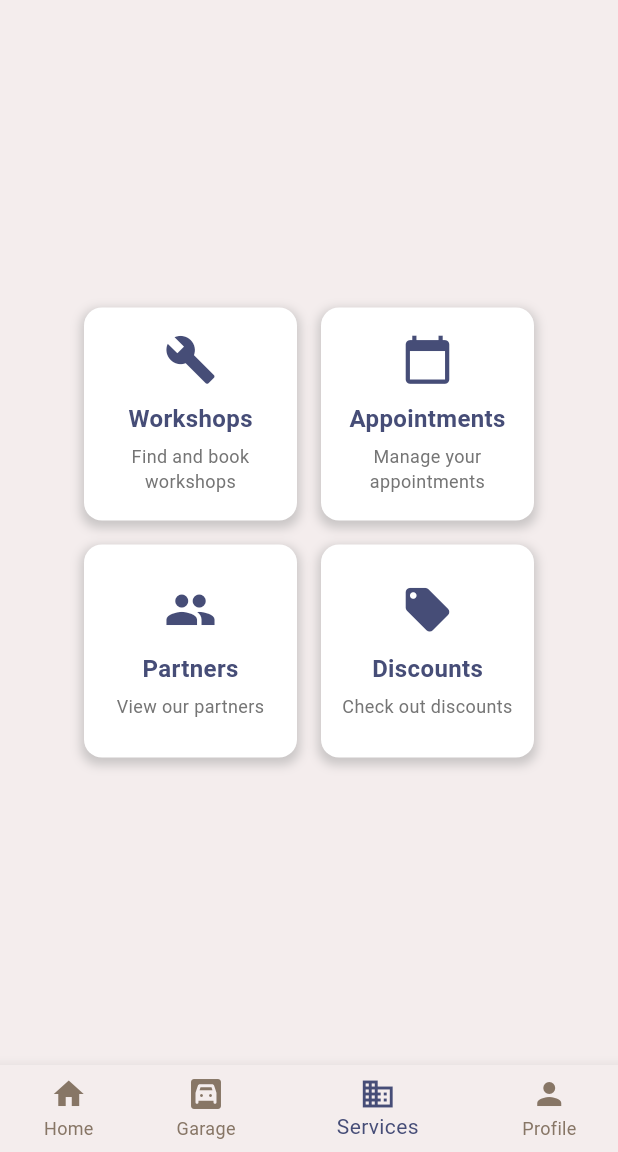
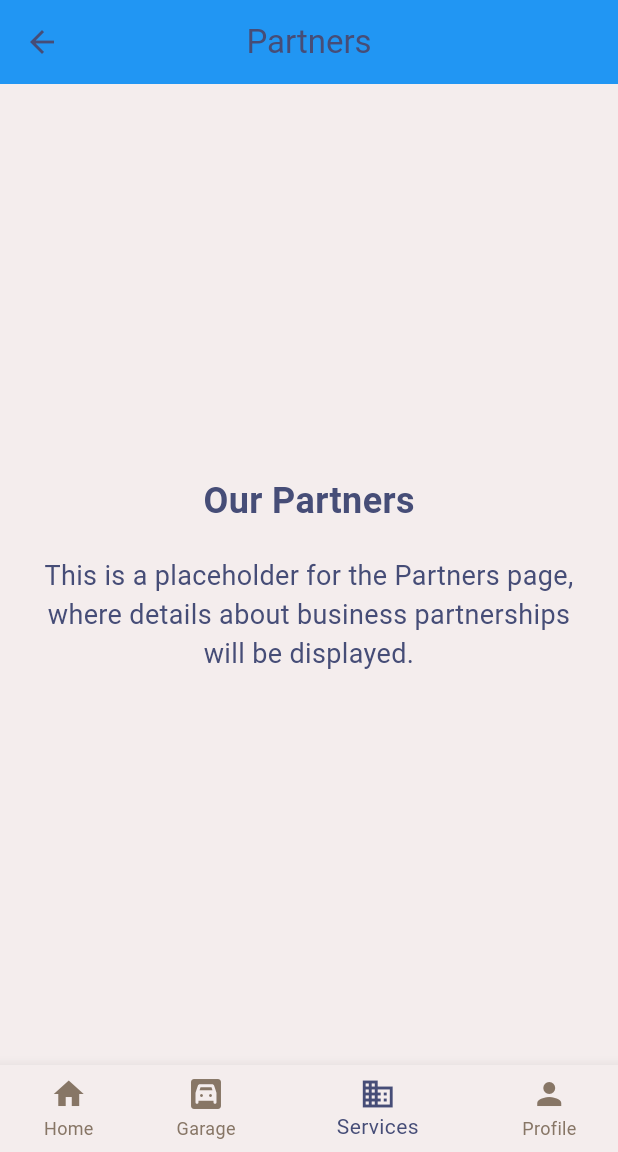
Before and after one commit to mcioc21/automate, a Flutter app: the screen it shows once a user with an empty profile is signed in, item 3 of the bottom bar chosen, after a tap on "Partners", on a phone screen of 412 x 824 dp, the part 84-1236 px from its top. Run offline on Flutter 3.47's test engine with Material 3 defaults, Android fonts, the phone set to English and light mode, and no system bars; our stand-ins replace carousel_slider, cloud_firestore, firebase_auth, firebase_core, google_maps_flutter, shared_preferences; missing offline and left inert: google_maps_flutter_android, google_maps_flutter_platform_interface; accounts and stored records are empty.

Commit message:
Added functionality to the home page buttons from the Services section. Added placeholders for Partners and Discounts pages. Cleaned two warnings from map.dart and app_theme.dart.

```diff
--- a/lib/app_theme.dart
+++ b/lib/app_theme.dart
@@ -78,7 +78,7 @@ class SlidePageTransitionsBuilder extends PageTransitionsBuilder {
     Animation<double> secondaryAnimation,
     Widget child,
   ) {
-    var begin = Offset(1.0, 0.0); // Slide from right
+    var begin = const Offset(1.0, 0.0); // Slide from right
     var end = Offset.zero;
     var curve = Curves.ease;
 
--- a/lib/home.dart
+++ b/lib/home.dart
@@ -13,11 +13,12 @@ class HomeScreen extends StatefulWidget {
   const HomeScreen({super.key, this.currentPageIndex = 0});
 
   @override
-  _MyHomeScreenState createState() => _MyHomeScreenState();
+  _HomeScreenState createState() => _HomeScreenState();
 }
 
-class _MyHomeScreenState extends State<HomeScreen> {
+class _HomeScreenState extends State<HomeScreen> {
   late int _selectedIndex;
+  late List<GlobalKey<NavigatorState>> _navigatorKeys;
 
   final List<String> _titles = ['Home', 'Garage', 'Services', 'Profile'];
 
@@ -25,36 +26,85 @@ class _MyHomeScreenState extends State<HomeScreen> {
   void initState() {
     super.initState();
     _selectedIndex = widget.currentPageIndex;
+    _navigatorKeys = [
+      GlobalKey<NavigatorState>(),
+      GlobalKey<NavigatorState>(),
+      GlobalKey<NavigatorState>(),
+      GlobalKey<NavigatorState>(),
+    ];
   }
 
   void _onItemTapped(int index) {
+    if (index == _selectedIndex) {
+      // Pop to first route if user taps the active tab again
+      _navigatorKeys[index].currentState?.popUntil((route) => route.isFirst);
+    } else {
+      setState(() {
+        _selectedIndex = index;
+      });
+    }
+  }
+
+  void navigateToServicesAndPushPage(String pageRoute) {
+  if (_selectedIndex != 2) {
     setState(() {
-      _selectedIndex = index;
+      _selectedIndex = 2; // Switch to Services tab
     });
   }
+    // Push the desired route to the services navigator
+    _navigatorKeys.elementAt(2).currentState?.pushNamedAndRemoveUntil(pageRoute, (route) => route.isFirst);
+}
+
+  Widget _buildOffstageNavigator(int index) {
+    return Offstage(
+      offstage: _selectedIndex != index,
+      child: Navigator(
+        onGenerateRoute: (settings) {
+          // Access user data without listening to changes
+          final user = Provider.of<UserProvider>(context, listen: false).user;
+
+          if (index == 0) {
+            return MaterialPageRoute(
+              builder: (context) => HomePage(
+                user: user,
+                onNavigateToServices: navigateToServicesAndPushPage,
+              )
+            );
+          }
+          if (index == 1) {
+            return MaterialPageRoute(
+              builder: (context) => GaragePage(user: user)
+            );
+          }
+          if (index == 2) {
+            return MaterialPageRoute(
+              builder: (context) => ServicesPage(user: user, navigatorKey: _navigatorKeys.elementAt(2))
+            );
+          }
+          if (index == 3) {
+            return MaterialPageRoute(
+              builder: (context) => ProfilePage(user: user)
+            );
+          }
+          return MaterialPageRoute(builder: (_) => Container()); // Default case if needed
+        },
+      ),
+    );
+  }
+
 
   @override
   Widget build(BuildContext context) {
-    final user = context.watch<UserProvider>().user; // Access the user from UserProvider
-
-    final List<Widget> pages = [
-      HomePage(user: user),  // Pass the user to HomePage
-      GaragePage(user: user),  // Pass the user to GaragePage
-      ServicesPage(user: user),  // Pass the user to ServicesPage
-      ProfilePage(user: user),  // Pass the user to ProfilePage
-    ];
-
     return Scaffold(
       appBar: AppBar(
         title: Container(
-          padding: const EdgeInsets.only(left: 20.0, top: 30.0, bottom: 10),  // Adjust this value to move the title further right
-          child: Text(_titles[_selectedIndex], style: const TextStyle(fontSize: 33, fontWeight: FontWeight.bold), overflow: TextOverflow.visible,),
+          padding: const EdgeInsets.only(left: 20.0, top: 30.0, bottom: 10),
+          child: Text(_titles[_selectedIndex], style: const TextStyle(fontSize: 33, fontWeight: FontWeight.bold), overflow: TextOverflow.visible),
         ),
         automaticallyImplyLeading: false,  // Remove the back button
       ),
-      body: IndexedStack(
-        index: _selectedIndex,
-        children: pages,
+      body: Stack(
+        children: List.generate(4, (index) => _buildOffstageNavigator(index)),
       ),
       bottomNavigationBar: BottomNavigationBar(
         items: const <BottomNavigationBarItem>[
--- /dev/null
+++ b/lib/homeOptions/choose_discount.dart
@@ -0,0 +1,36 @@
+import 'package:flutter/material.dart';
+
+class DiscountsPage extends StatelessWidget {
+  const DiscountsPage({super.key});
+
+  @override
+  Widget build(BuildContext context) {
+    return Scaffold(
+      appBar: AppBar(
+        title: const Text("Discounts"),
+        backgroundColor: Colors.green,
+        centerTitle: true,
+      ),
+      body: const Center(
+        child: Padding(
+          padding: EdgeInsets.all(16.0),
+          child: Column(
+            mainAxisAlignment: MainAxisAlignment.center,
+            children: [
+              Text(
+                "Available Discounts",
+                style: TextStyle(fontSize: 24, fontWeight: FontWeight.bold),
+              ),
+              SizedBox(height: 20),
+              Text(
+                "Check out all the latest discounts and special offers available at our partner locations and services.",
+                textAlign: TextAlign.center,
+                style: TextStyle(fontSize: 18),
+              ),
+            ],
+          ),
+        ),
+      ),
+    );
+  }
+}
--- /dev/null
+++ b/lib/homeOptions/choose_partner.dart
@@ -0,0 +1,36 @@
+import 'package:flutter/material.dart';
+
+class PartnersPage extends StatelessWidget {
+  const PartnersPage({super.key});
+
+  @override
+  Widget build(BuildContext context) {
+    return Scaffold(
+      appBar: AppBar(
+        title: const Text("Partners"),
+        backgroundColor: Colors.blue,
+        centerTitle: true,
+      ),
+      body: const Center(
+        child: Padding(
+          padding: EdgeInsets.all(16.0),
+          child: Column(
+            mainAxisAlignment: MainAxisAlignment.center,
+            children: [
+              Text(
+                "Our Partners",
+                style: TextStyle(fontSize: 24, fontWeight: FontWeight.bold),
+              ),
+              SizedBox(height: 20),
+              Text(
+                "This is a placeholder for the Partners page, where details about business partnerships will be displayed.",
+                textAlign: TextAlign.center,
+                style: TextStyle(fontSize: 18),
+              ),
+            ],
+          ),
+        ),
+      ),
+    );
+  }
+}
--- a/lib/homeOptions/home_page.dart
+++ b/lib/homeOptions/home_page.dart
@@ -10,8 +10,9 @@ import 'package:shared_preferences/shared_preferences.dart';
 
 class HomePage extends StatefulWidget {
   final User? user;
+  final void Function(String) onNavigateToServices;
 
-  const HomePage({super.key, this.user});
+  const HomePage({super.key, this.user, required this.onNavigateToServices});
 
   @override
   _HomePageState createState() => _HomePageState();
@@ -118,11 +119,11 @@ class _HomePageState extends State<HomePage> {
             style: TextStyle(fontSize: 25, color: AppColors.blue),),
             ),
           ),
-            homePageServicesButton(context, 'Workshops', Icons.build),
+            homePageServicesButton(context, 'Workshops', Icons.build, widget.onNavigateToServices),
             const SizedBox(height: 5),
-            homePageServicesButton(context, 'Partners', Icons.group),
+            homePageServicesButton(context, 'Partners', Icons.group, widget.onNavigateToServices),
             const SizedBox(height: 5),
-            homePageServicesButton(context, 'Discounts', Icons.local_offer),
+            homePageServicesButton(context, 'Discounts', Icons.local_offer, widget.onNavigateToServices),
           ],
         ),
       ),
--- a/lib/homeOptions/map.dart
+++ b/lib/homeOptions/map.dart
@@ -1,7 +1,6 @@
 import 'package:automate/homeOptions/classes/workshop.dart';
 import 'package:flutter/material.dart';
 import 'package:google_maps_flutter/google_maps_flutter.dart';
-import 'package:google_maps_flutter_platform_interface/google_maps_flutter_platform_interface.dart';
 
 class MapPage extends StatefulWidget {
   final String category;
--- a/lib/homeOptions/services_page.dart
+++ b/lib/homeOptions/services_page.dart
@@ -1,3 +1,5 @@
+import 'package:automate/homeOptions/choose_discount.dart';
+import 'package:automate/homeOptions/choose_partner.dart';
 import 'package:flutter/material.dart';
 import 'package:firebase_auth/firebase_auth.dart';
 import 'package:automate/app_theme.dart';
@@ -6,23 +8,32 @@ import 'package:automate/login_or_register.dart';
 
 class ServicesPage extends StatelessWidget {
   final User? user;
+  final GlobalKey<NavigatorState>? navigatorKey;
 
-  const ServicesPage({super.key, this.user});
+  const ServicesPage({super.key, this.user, this.navigatorKey});
 
   @override
   Widget build(BuildContext context) {
     return Scaffold(
-      body: user == null ? const LoginOrRegisterPage(currentPageIndex: 2,)
-      : Navigator(
-              onGenerateRoute: (settings) {
-                return MaterialPageRoute(
-                  builder: (context) {
-                    if (settings.name == 'chooseWorkshop') {
-                      return const ChooseWorkshopPage();
-                    }
-                    return _buildServiceButtons(context); // Default page
-                  },
-                );
+      body: user == null
+          ? const LoginOrRegisterPage(currentPageIndex: 2)
+          : Navigator(
+              key: navigatorKey,
+              onGenerateRoute: (RouteSettings settings) {
+                switch (settings.name) {
+                  case 'chooseWorkshop':
+                    return MaterialPageRoute(
+                        builder: (context) => const ChooseWorkshopPage());
+                  case 'choosePartner':
+                    return MaterialPageRoute(
+                        builder: (context) => const PartnersPage());
+                  case 'chooseDiscount':
+                    return MaterialPageRoute(
+                        builder: (context) => const DiscountsPage());
+                  default:
+                    return MaterialPageRoute(
+                        builder: (context) => _buildServiceButtons(context));
+                }
               },
             ),
     );
@@ -62,7 +73,7 @@ class ServicesPage extends StatelessWidget {
               description: 'View our partners',
               icon: Icons.group,
               onTap: () {
-                // Navigate to Partners page
+                Navigator.of(context).pushNamed('choosePartner');
               },
             ),
             _buildServiceButton(
@@ -71,7 +82,7 @@ class ServicesPage extends StatelessWidget {
               description: 'Check out discounts',
               icon: Icons.local_offer,
               onTap: () {
-                // Navigate to Discounts page
+                Navigator.of(context).pushNamed('chooseDiscount');
               },
             ),
           ],
@@ -107,9 +118,15 @@ class ServicesPage extends StatelessWidget {
           children: [
             Icon(icon, size: 35, color: AppColors.blue),
             const SizedBox(height: 10),
-            Text(label, style: const TextStyle(fontSize: 16, fontWeight: FontWeight.bold)),
+            Text(label,
+                style:
+                    const TextStyle(fontSize: 16, fontWeight: FontWeight.bold)),
             const SizedBox(height: 5),
-            Text(description, style: TextStyle(fontSize: 12, color: Colors.grey[600]), textAlign: TextAlign.center,),
+            Text(
+              description,
+              style: TextStyle(fontSize: 12, color: Colors.grey[600]),
+              textAlign: TextAlign.center,
+            ),
           ],
         ),
       ),
--- a/lib/otherWidgets/homePageButtons/home_page_services_button.dart
+++ b/lib/otherWidgets/homePageButtons/home_page_services_button.dart
@@ -1,35 +1,27 @@
 import 'package:automate/app_theme.dart';
 import 'package:flutter/material.dart';
 
+// Adding a navigation function parameter
 Widget homePageServicesButton(
-    BuildContext context, String title, IconData icon) {
+    BuildContext context, String title, IconData icon, void Function(String) navigateToServices) {
   return ElevatedButton.icon(
     onPressed: () {
-      if(title == 'Workshops') {
-        // Navigator.push(
-        //             context,
-        //             MaterialPageRoute(builder: (context) => const WorkshopsPage()),
-        //           );
-      } else if(title == 'Partners') {
-        // Navigator.push(
-        //             context,
-        //             MaterialPageRoute(builder: (context) => const PartnersPage()),
-        //           );
-      } else if(title == 'Discounts') {
-        // Navigator.push(
-        //             context,
-        //             MaterialPageRoute(builder: (context) => const DiscountsPage()),
-        //           );
+      if (title == 'Workshops') {
+        navigateToServices.call('chooseWorkshop'); // Call the navigation function
+      } else if (title == 'Partners') {
+        navigateToServices.call('choosePartner'); // Call the navigation function
+      } else if (title == 'Discounts') {
+        navigateToServices.call('chooseDiscount'); // Call the navigation function
       }
     },
     icon: Icon(icon),
     label: Text(title),
     style: ElevatedButton.styleFrom(
-      alignment: const Alignment(-0.9, 0.0), // Align text to the
+      alignment: const Alignment(-0.9, 0.0),
       fixedSize: Size(MediaQuery.of(context).size.width * 0.85,
           MediaQuery.of(context).size.height * 0.05),
       foregroundColor: AppColors.blue,
-      backgroundColor: Colors.grey[300], // Text color
+      backgroundColor: Colors.grey[300],
       shape: RoundedRectangleBorder(
         borderRadius: BorderRadius.circular(18.0),
       ),
```
